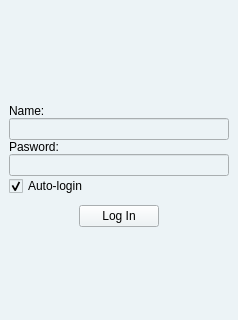
This is rs-Qt-gui/src/gui/StartDialog.ui in autoscatto/retroshare as Qt 5 draws it before an edit; both pictures show x 0 to 238 and y 0 to 320 of the 238 by 469 pixel window. The edited form follows.
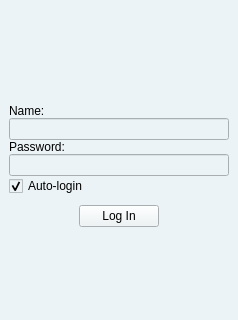
This is the edited form. Icons and pictures are not drawn.

Patch:
```diff
--- a/rs-Qt-gui/src/gui/StartDialog.ui
+++ b/rs-Qt-gui/src/gui/StartDialog.ui
@@ -506,7 +506,7 @@
       <item row="2" column="0" >
        <widget class="QLabel" name="label_4" >
         <property name="text" >
-         <string>Pasword:</string>
+         <string>Password:</string>
         </property>
        </widget>
       </item>
```
